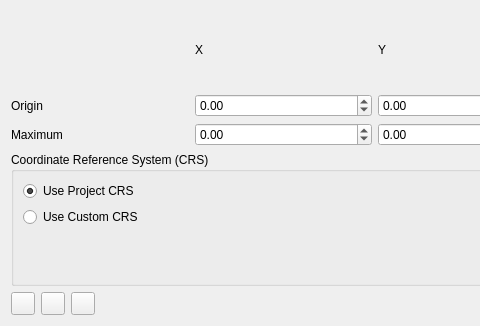
First picture: the form in loopstructural/gui/modelling/model_definition/bounding_box.ui, repository Loop3D/plugin_loopstructural, before the edit; both pictures show x 0 to 480 and y 0 to 326 of the 750 by 326 pixel window.
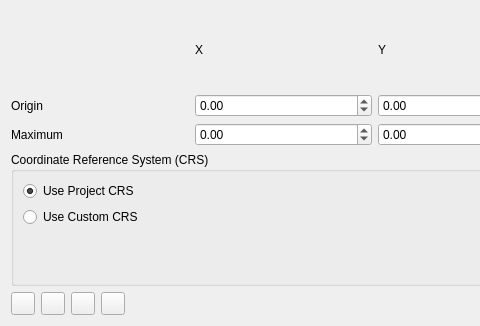
Second picture: the form after the edit. Custom widgets are drawn as their Qt base class.

Commit message: feat: add a "Show Bounding Box on Map" toggle

Diff of the .ui file:
```diff
--- a/loopstructural/gui/modelling/model_definition/bounding_box.ui
+++ b/loopstructural/gui/modelling/model_definition/bounding_box.ui
@@ -175,6 +175,9 @@
      <item>
       <widget class="QToolButton" name="drawOnMapButton"/>
      </item>
+     <item>
+      <widget class="QToolButton" name="showBoundingBoxButton"/>
+     </item>
      <item>
       <spacer name="boundingBoxActionsSpacer">
        <property name="orientation">
```
The commit also changes 1 other file.
